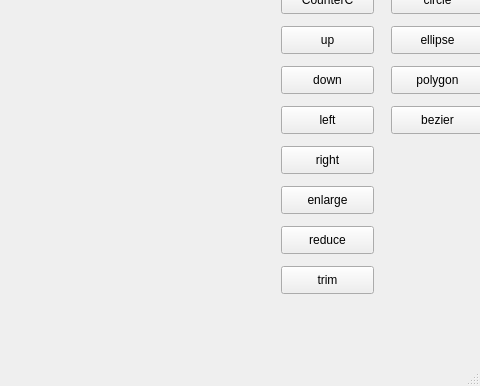
Before: the Qt Designer form mainwindow.ui in JiaweiLing/CGLab, drawn with Qt 5; both pictures show x 339 to 819 and y 111 to 497 of the 819 by 497 pixel window.
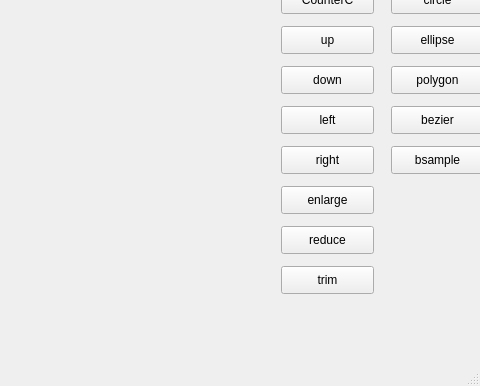
After: the same form once the commit is applied.

Commit message: can draw bsample line

```diff
--- a/mainwindow.ui
+++ b/mainwindow.ui
@@ -222,6 +222,19 @@
      <string>bezier</string>
     </property>
    </widget>
+   <widget class="QPushButton" name="pushButton_17">
+    <property name="geometry">
+     <rect>
+      <x>730</x>
+      <y>240</y>
+      <width>93</width>
+      <height>28</height>
+     </rect>
+    </property>
+    <property name="text">
+     <string>bsample</string>
+    </property>
+   </widget>
   </widget>
   <widget class="QMenuBar" name="menuBar">
    <property name="geometry">
```
The commit also changes 11 other files.
